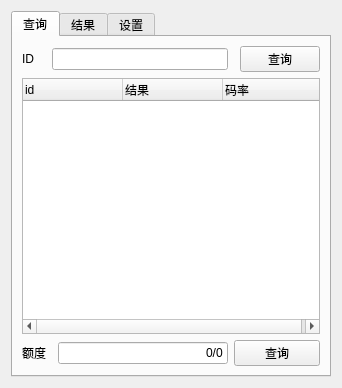
Above: widget.ui from BruceKangCN/isMonthly before the change. Below: the same form after it.
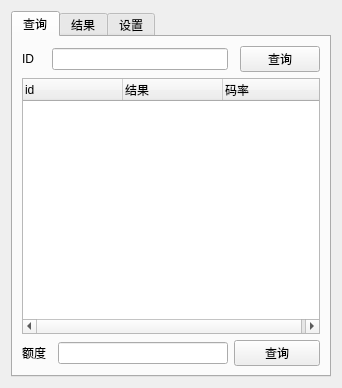
That is the form after the change.

Diff of the .ui file:
```diff
--- a/widget.ui
+++ b/widget.ui
@@ -71,7 +71,7 @@
        <item row="2" column="2">
         <widget class="QLineEdit" name="inpQuota">
          <property name="text">
-          <string>0/0</string>
+          <string/>
          </property>
          <property name="alignment">
           <set>Qt::AlignRight|Qt::AlignTrailing|Qt::AlignVCenter</set>
```
